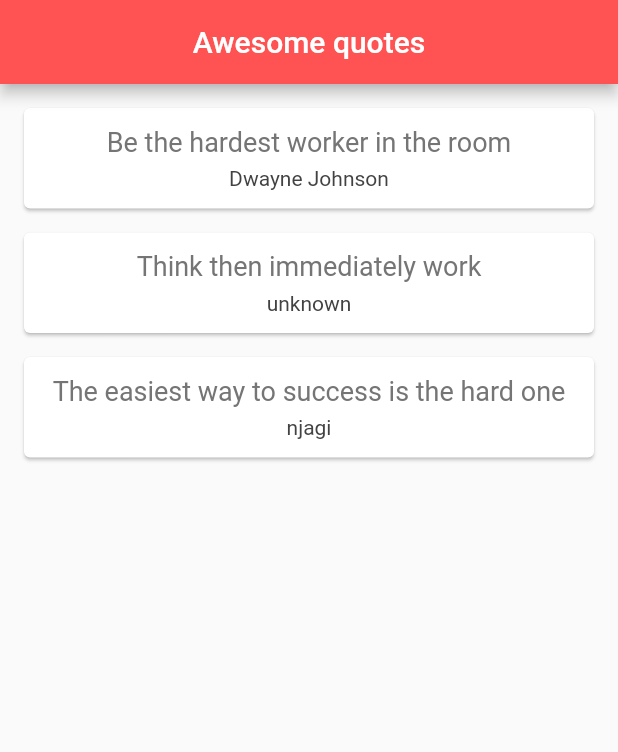
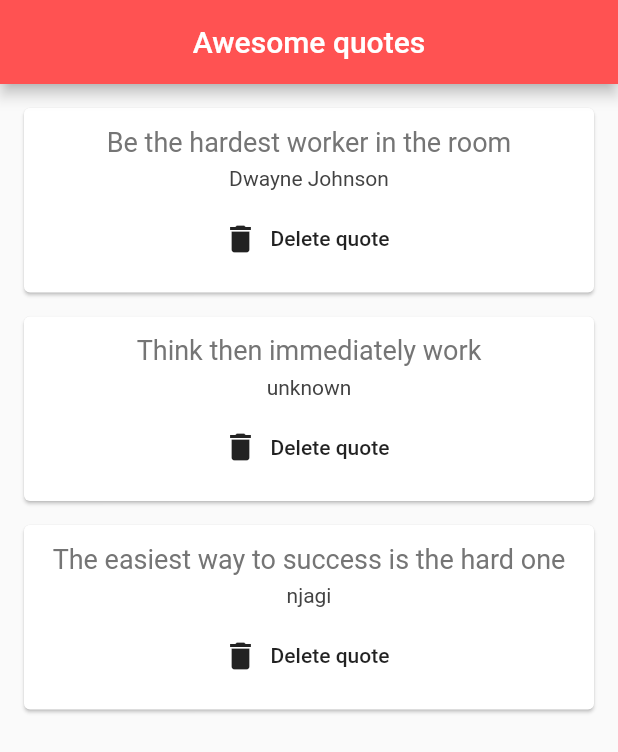
Before and after one commit to enzonjagi/FlutterLearning-ListsOfData, a Flutter app: the screen it shows after launch, on a phone screen of 412 x 824 dp. Shown: the top 752 px of the screen. Run offline on Flutter 3.47's test engine with Material 2 defaults, Android fonts, the phone set to English and light mode, and no system bars.

Commit message:
Adding a delete button to delete a quote

```diff
--- a/lib/main.dart
+++ b/lib/main.dart
@@ -39,7 +39,16 @@ class _QuoteListState extends State<QuoteList> {
         crossAxisAlignment: CrossAxisAlignment.stretch,
         //map through list of data
         //and get an instance of each item in the list
-        children: quotes.map((quote) => QuoteCard(quote: quote)).toList(),
+        children: quotes.map((quote) => QuoteCard(
+          quote: quote,
+          //add a second parameter(as a function),
+          //to delete a quote
+          delete: (){
+            setState(() {
+              quotes.remove(quote);
+            });
+          }
+        )).toList(),
 
       )
 
--- a/lib/quote-card.dart
+++ b/lib/quote-card.dart
@@ -6,8 +6,12 @@ class QuoteCard extends StatelessWidget {
   /*const QuoteCard({
     Key key,
   }) : super(key: key);*/
+  //passing parameters
+  //the quote parameter
+  //and the delete function parameter
   final Quote quote;
-  QuoteCard({this.quote});
+  final Function delete;
+  QuoteCard({this.quote, this.delete});
 
   @override
   Widget build(BuildContext context) {
@@ -32,6 +36,15 @@ class QuoteCard extends StatelessWidget {
                 color: Colors.grey[800],
               )
             ),
+            SizedBox(height: 8.0),
+            FlatButton.icon(
+              //pass the delete function from main file
+              //to add funtionality to the button
+              onPressed: delete,
+              icon: Icon(Icons.delete),
+              label: Text('Delete quote'),
+
+            ),
           ]
         ),
       ),
```
